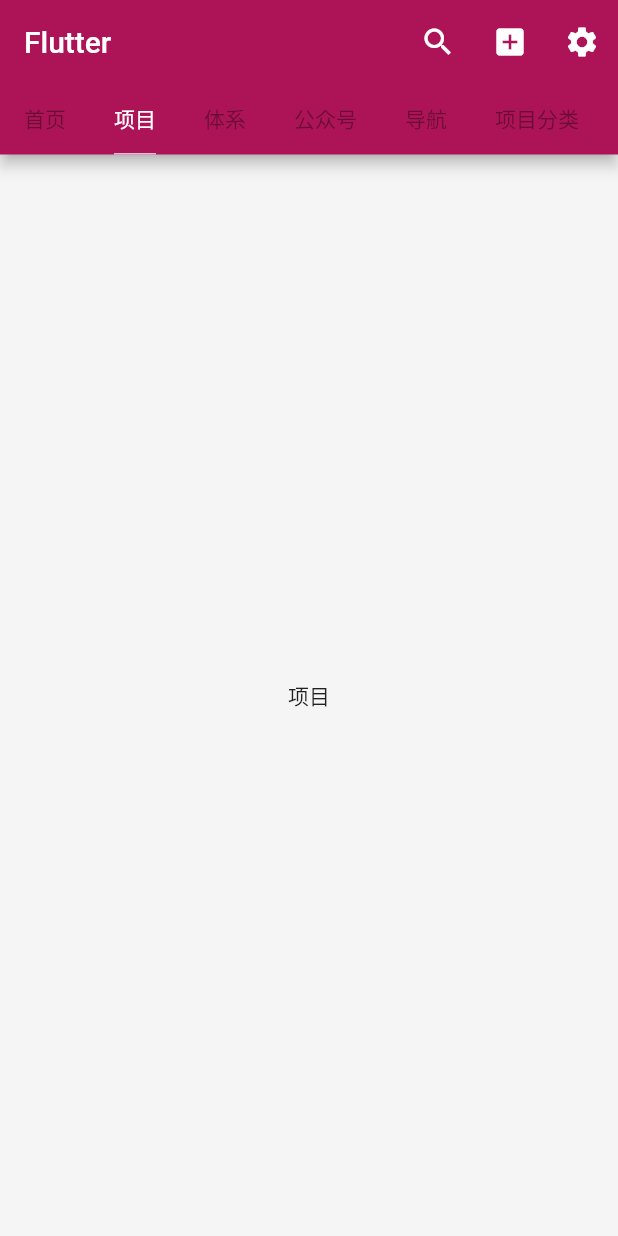
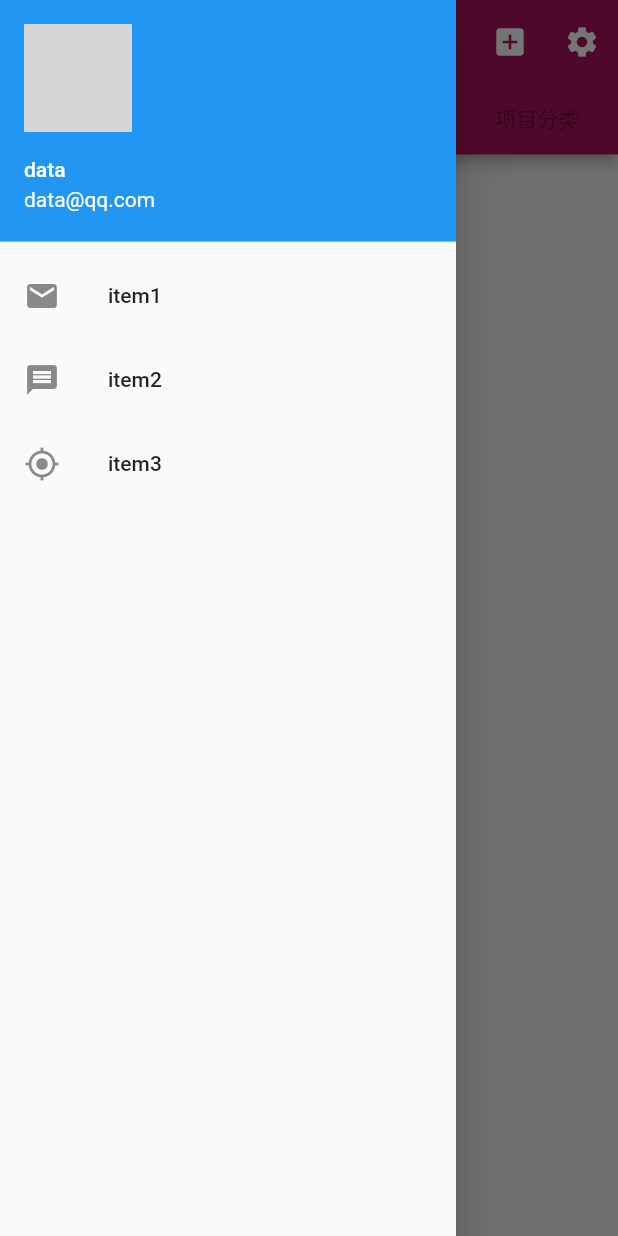
Before and after one commit to kouxinhong/flutter_demo, a Flutter app: the screen it shows after launch, tab 2 chosen, with the side drawer open (before the commit the screen has no drawer), on a phone screen of 412 x 824 dp. Run offline on Flutter 3.47's test engine with Material 2 defaults, Android fonts, the phone set to English and light mode, and no system bars; generated files the repository leaves out were written again; network calls fail; grey boxes are pictures that could not be loaded.

Commit message:
添加drawer

```diff
--- a/demo1/lib/bar/app_bar_bottom.dart
+++ b/demo1/lib/bar/app_bar_bottom.dart
@@ -1,3 +1,5 @@
+import 'package:demo1/pages/drawer_page.dart';
+import 'package:demo1/pages/home_page.dart';
 import 'package:demo1/widget/home_listview.dart';
 import 'package:flutter/material.dart';
 import './app_bar.dart' as MyAppBar;
@@ -17,7 +19,7 @@ class AppbarBottom extends StatelessWidget {
   ];
 
   final List<Widget> _tabBarViews = <Widget>[
-    HomeListView(),
+    HomePage(),
     Center(child: Text('项目')),
     Center(child: Text('体系')),
     Center(child: Text('公众号')),
@@ -32,6 +34,7 @@ class AppbarBottom extends StatelessWidget {
       length: _tabs.length,
       child: Scaffold(
           backgroundColor: Colors.grey[100],
+          drawer: HeaderDrawer(),
           appBar: AppBar(
             title: const Text('Flutter'),
             actions: _actions,
--- /dev/null
+++ b/demo1/lib/pages/drawer_page.dart
@@ -0,0 +1,39 @@
+import 'package:flutter/material.dart';
+
+class HeaderDrawer extends StatelessWidget {
+  HeaderDrawer({Key key}) : super(key: key);
+
+  UserAccountsDrawerHeader _accountsDrawerHeader() {
+    return UserAccountsDrawerHeader(
+      currentAccountPicture: CircleAvatar(
+        backgroundImage: NetworkImage(
+            'https://upload.jianshu.io/users/upload_avatars/15792802/515f313b-1b0e-415e-a0c3-ec3ba3b0e243?imageMogr2/auto-orient/strip|imageView2/1/w/96/h/96'),
+      ),
+      accountName: Text('data'),
+      accountEmail: Text('data@qq.com'),
+//      decoration: BoxDecoration(
+//        color: Colors.pink,
+//        image: DecorationImage(
+//          image: NetworkImage(
+//              'https://upload.jianshu.io/users/upload_avatars/15792802/515f313b-1b0e-415e-a0c3-ec3ba3b0e243?imageMogr2/auto-orient/strip|imageView2/1/w/96/h/96'),
+//          fit: BoxFit.cover,
+//          colorFilter: ColorFilter.mode(Colors.white.withOpacity(0.6), BlendMode.hardLight)
+//        ),
+//      ),
+    );
+  }
+
+  @override
+  Widget build(BuildContext context) {
+    return Drawer(
+        child: ListView(
+          padding: EdgeInsets.zero,
+          children: <Widget>[
+            _accountsDrawerHeader(),
+            ListTile(leading: Icon(Icons.email), title: Text('item1')),
+            ListTile(leading: Icon(Icons.message), title: Text('item2')),
+            ListTile(leading: Icon(Icons.my_location), title: Text('item3')),
+          ],));
+  }
+
+}
```
Also changed, not shown: demo1/lib/pages/home_page.dart (added, +39 -0 lines).
